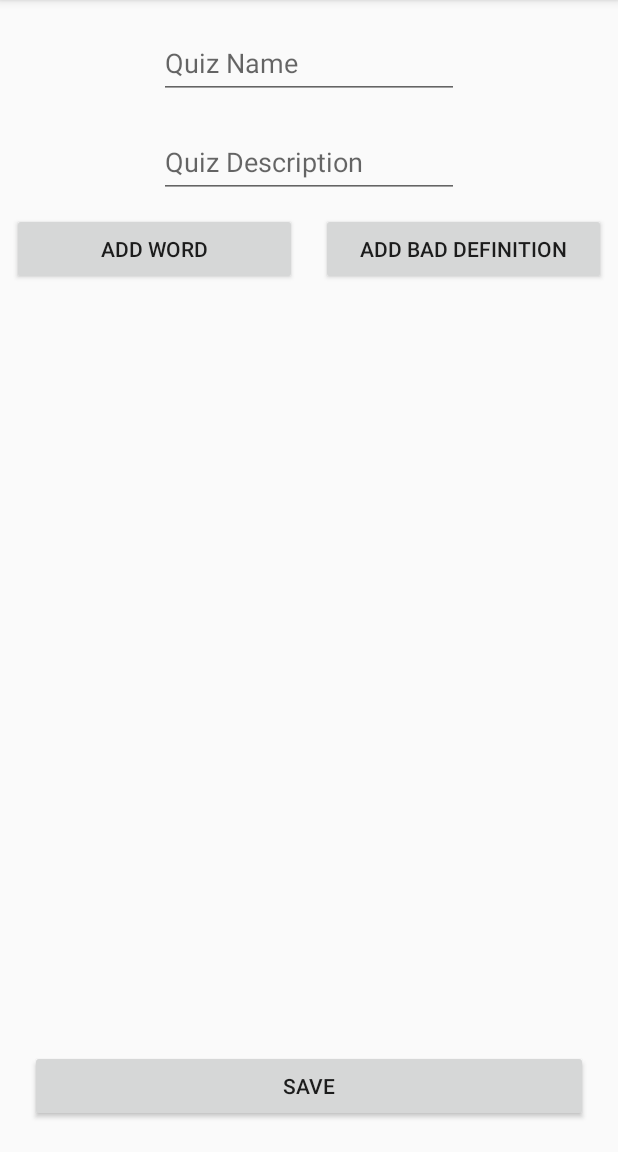
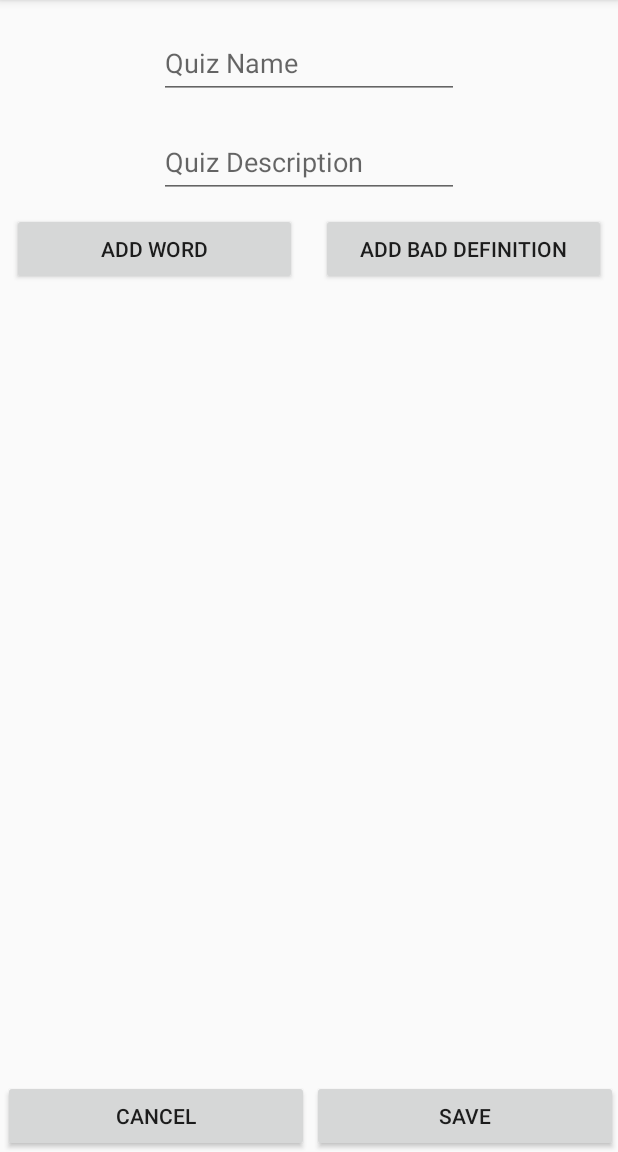
Before and after one commit to ethanwu155/CS6300TeamProject, an Android app: the fragment AddQuizFragment placed in its activity, on a phone screen of 412 x 824 dp, the part 84-1236 px from its top. Run offline under Robolectric (Android 15) with nearby library versions, the phone set to English and light mode, and no system bars.

```diff
--- a/GroupProject/SDPVocabQuiz/app/src/main/java/edu/gatech/seclass/sdpvocabquiz/ui/QuizListFragment.java
+++ b/GroupProject/SDPVocabQuiz/app/src/main/java/edu/gatech/seclass/sdpvocabquiz/ui/QuizListFragment.java
@@ -25,9 +25,7 @@ import edu.gatech.seclass.sdpvocabquiz.database.Quiz;
  */
 public class QuizListFragment extends Fragment {
 
-    // TODO: Customize parameter argument names
     private static final String ARG_COLUMN_COUNT = "column-count";
-    // TODO: Customize parameters
     private int mColumnCount = 1;
     private OnQuizSelectedListener mListener;
 
--- a/GroupProject/SDPVocabQuiz/app/src/main/res/layout/fragment_add_quiz.xml
+++ b/GroupProject/SDPVocabQuiz/app/src/main/res/layout/fragment_add_quiz.xml
@@ -94,11 +94,23 @@
 
     <Button
         android:id="@+id/addButton"
-        android:layout_width="match_parent"
-        android:layout_margin="20dp"
+        android:layout_width="0dp"
         android:layout_height="wrap_content"
+        android:layout_marginStart="2dp"
+        android:text="SAVE"
         app:layout_constraintBottom_toBottomOf="parent"
-        android:text="SAVE" />
+        app:layout_constraintEnd_toEndOf="parent"
+        app:layout_constraintStart_toEndOf="@+id/cancelButton" />
+
+    <Button
+        android:id="@+id/cancelButton"
+        android:layout_width="0dp"
+        android:layout_height="wrap_content"
+        android:layout_marginStart="2dp"
+        android:text="CANCEL"
+        app:layout_constraintBottom_toBottomOf="parent"
+        app:layout_constraintEnd_toStartOf="@id/addButton"
+        app:layout_constraintStart_toStartOf="parent" />
 
 
 </android.support.constraint.ConstraintLayout>
```
Also changed, not shown: GroupProject/SDPVocabQuiz/app/src/main/java/edu/gatech/seclass/sdpvocabquiz/ui/Application.java (+34 -0 lines).
